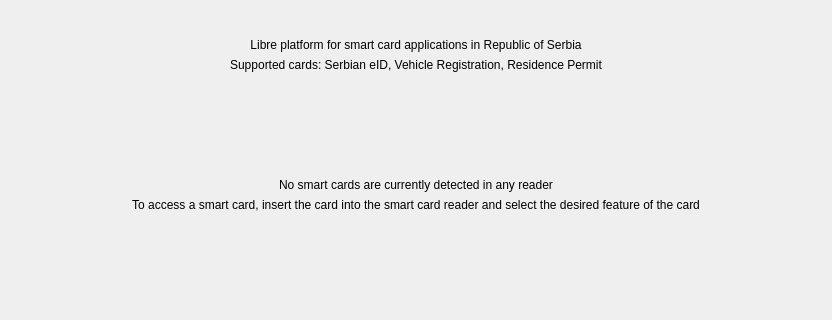
First picture: the form in src/librecelik.ui, repository LibreSCRS/LibreCelik, before the edit; both pictures show x 0 to 832 and y 0 to 320 of the 832 by 807 pixel window.
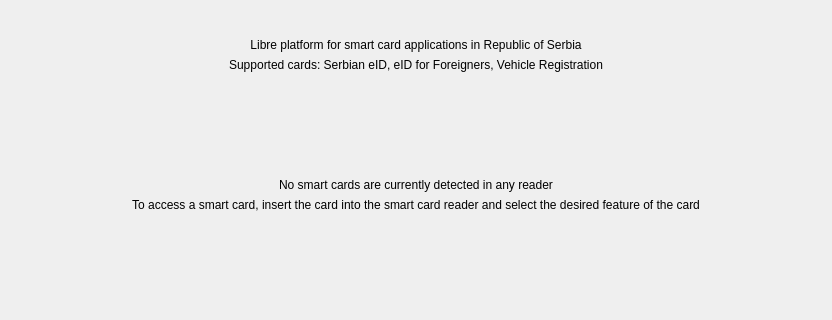
Second picture: the form after the edit. Icons and pictures are not drawn.

Commit message: Fix card detection during concurrent PKCS#11 session and improve PIN dialog

Diff of the .ui file:
```diff
--- a/src/librecelik.ui
+++ b/src/librecelik.ui
@@ -50,7 +50,7 @@
           <item>
            <widget class="QLabel" name="label_5">
             <property name="text">
-             <string>Supported cards: Serbian eID, Vehicle Registration, Residence Permit</string>
+             <string>Supported cards: Serbian eID, eID for Foreigners, Vehicle Registration</string>
             </property>
             <property name="alignment">
              <set>Qt::AlignmentFlag::AlignCenter</set>
```
The commit also changes 4 other files.
